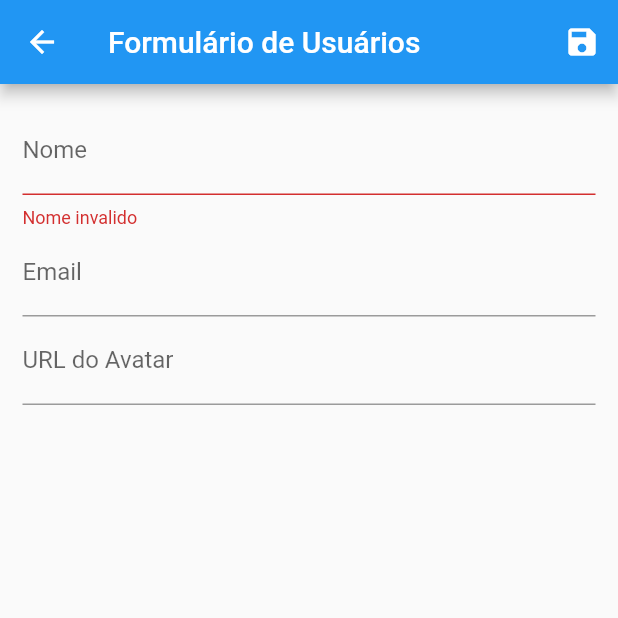
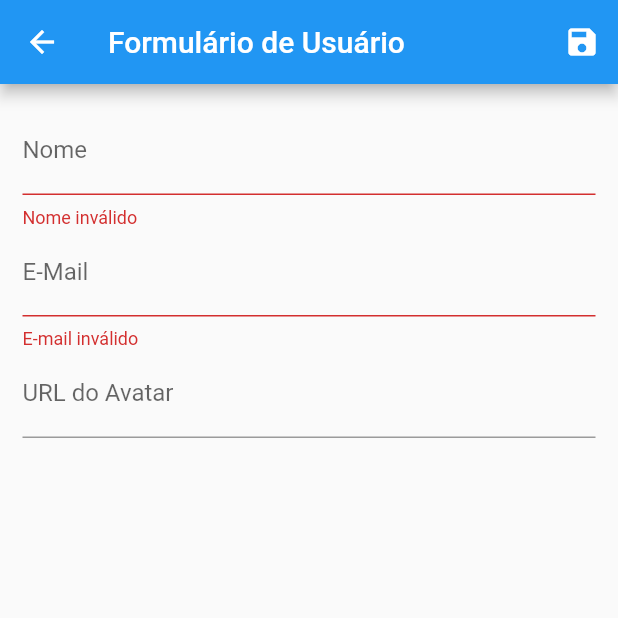
Before and after one commit to jhonatandpreis/Flutter_crud, a Flutter app: the UserForm screen opened by its route, after a tap on the "save" icon, on a phone screen of 412 x 824 dp, the top half of it. Run offline on Flutter 3.47's test engine with Material 2 defaults, Android fonts, the phone set to English and light mode, and no system bars; network calls fail.

Commit message:
Conclusão

```diff
--- a/lib/data/views/user_form.dart
+++ b/lib/data/views/user_form.dart
@@ -3,70 +3,110 @@ import 'package:flutter_crud/models/user.dart';
 import 'package:flutter_crud/provider/users.dart';
 import 'package:provider/provider.dart';
 
-class UserForm extends StatelessWidget {
+class UserForm extends StatefulWidget {
+  @override
+  _UserFormState createState() => _UserFormState();
+}
+
+class _UserFormState extends State<UserForm> {
   final _form = GlobalKey<FormState>();
+
   final Map<String, String> _formData = {};
+
+  void _loadFormData(User user) {
+    _formData['id'] = user.id;
+    _formData['name'] = user.name;
+    _formData['email'] = user.email;
+    _formData['avatarUrl'] = user.avatarUrl;
+  }
+
+  @override
+  void didChangeDependencies() {
+    super.didChangeDependencies();
+    final user = ModalRoute.of(context)!.settings.arguments as User?;
+    if(user!=null){
+    _loadFormData(user);
+    }
+  }
 
   @override
   Widget build(BuildContext context) {
+
     return Scaffold(
       appBar: AppBar(
-          title: Text('Formulário de Usuários'),
+        title: Text('Formulário de Usuário'),
         actions: <Widget>[
           IconButton(
-              icon: Icon(Icons.save),
             onPressed: () {
-                final isValid = _form.currentState!.validate();
-                if (isValid) {
+              final isValid = _form.currentState?.validate();
+
+              if (isValid! && isValid) {
                 _form.currentState?.save();
-                  Provider.of<Users>(context,listen: false).put(
+                Provider.of<Users>(context, listen: false).put(
                   User(
-                  id: _formData ['id'].toString(),
-                  name: _formData ['name'].toString(),
-                  email: _formData ['email'].toString(),
-                  avatarUrl: _formData ['avatar'].toString(),
-
-
-                  ));
+                    id: _formData['id'].toString(),
+                    name: _formData['name'].toString(),
+                    email: _formData['email'].toString(),
+                    avatarUrl: _formData['avatarUrl'].toString(),
+                  ),
+                );
                 Navigator.of(context).pop();
               }
             },
-            ),
+            icon: Icon(Icons.save),
+          )
         ],
       ),
       body: Padding(
         padding: EdgeInsets.all(15),
         child: Form(
           key: _form,
-            child: Column(
-              children: <Widget>[
+          child: Column(children: <Widget>[
             TextFormField(
+              initialValue: _formData['name'],
               decoration: InputDecoration(labelText: 'Nome'),
               validator: (value) {
                 if (value == null || value.trim().isEmpty) {
-                      return 'Nome invalido';
+                  return 'Nome inválido';
                 }
-
                 if (value.trim().length < 3) {
-                      return 'O nome digitado precisa ter no minimo 3 letras';
+                  return 'Nome muito pequeno. No mínimo 3 letras';
                 }
                 return null;
               },
-                  onSaved: (value) => _formData ['name'] = value.toString(),
+              onSaved: (value) => _formData['name'] = value.toString(),
             ),
             TextFormField(
-                  decoration: InputDecoration(labelText: 'Email'),
-                  onSaved: (value) => _formData ['email'] = value.toString(),
-
+              initialValue: _formData['email'],
+              decoration: InputDecoration(labelText: 'E-Mail'),
+              validator: (value) {
+                if (value == null || value.trim().isEmpty) {
+                  return 'E-mail inválido';
+                }
+                if (value.trim().length < 3) {
+                  return 'E-mail muito pequeno.';
+                }
+                return null;
+              },
+              onSaved: (value) => _formData['email'] = value.toString(),
             ),
             TextFormField(
+              initialValue: _formData['avatarUrl'],
               decoration: InputDecoration(labelText: 'URL do Avatar'),
-                  onSaved: (value) => _formData ['avatarUrl'] = value.toString(),
-
+              // validator: (value) {
+              //   if (value == null || value.trim().isEmpty) {
+              //     return 'URL inválido';
+              //   }
+              //   if (value.trim().length < 3) {
+              //     return 'URL muito pequeno.';
+              //   }
+              //   return null;
+              // },
+              onSaved: (value) => _formData['avatarUrl'] = value.toString(),
             ),
-              ],
+          ]),
         ),
       ),
-        ));
+    );
   }
 }
--- a/lib/data/views/user_list.dart
+++ b/lib/data/views/user_list.dart
@@ -16,7 +16,11 @@ class  UserList extends StatelessWidget {
         title:Text('Lista de Usuários'),
         actions: <Widget>[
           IconButton(icon: Icon(Icons.add),
-          onPressed:() {},
+          onPressed:() {
+            Navigator.of(context).pushNamed(
+              AppRoutes.USER_FORM
+            );
+          },
           ),
         ],
       ),
```
Also changed, not shown: lib/components/user_tile.dart (+36 -1 lines). Lines whose indentation alone changed are shown as unchanged.
